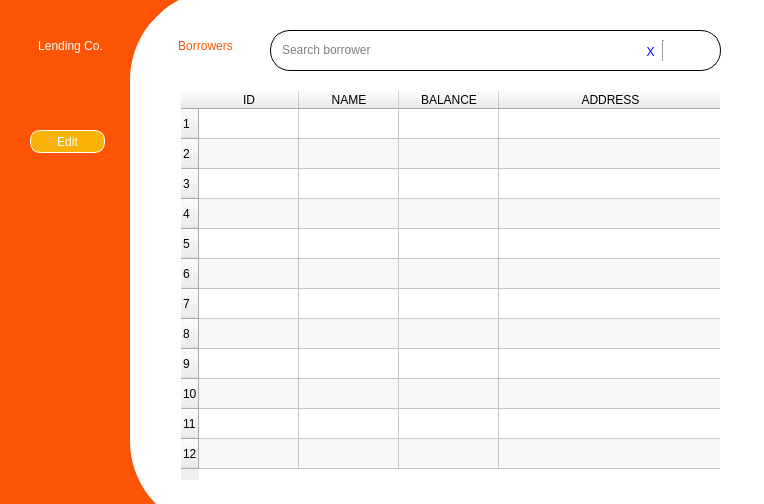
First picture: the form in UI File/borrowers.ui, repository edenroseFR/Personalized-Lending-System, before the edit.
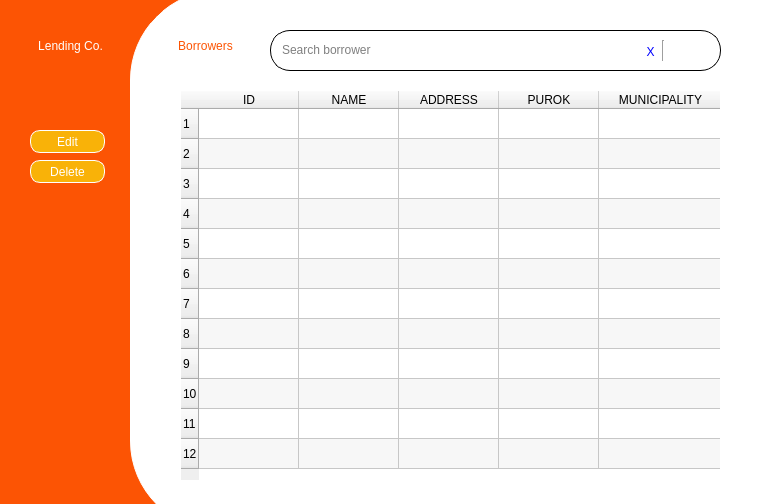
Second picture: the form after the edit. Icons and pictures are not drawn.

```diff
--- a/UI File/borrowers.ui
+++ b/UI File/borrowers.ui
@@ -142,16 +142,21 @@
          <string>NAME</string>
         </property>
        </column>
-       <column>
-        <property name="text">
-         <string>BALANCE</string>
-        </property>
-       </column>
        <column>
         <property name="text">
          <string>ADDRESS</string>
         </property>
        </column>
+       <column>
+        <property name="text">
+         <string>PUROK</string>
+        </property>
+       </column>
+       <column>
+        <property name="text">
+         <string>MUNICIPALITY</string>
+        </property>
+       </column>
       </widget>
      </widget>
     </widget>
@@ -351,6 +356,43 @@
       <string>Lending Co.</string>
      </property>
     </widget>
+    <widget class="QPushButton" name="deleteButton">
+     <property name="geometry">
+      <rect>
+       <x>30</x>
+       <y>160</y>
+       <width>75</width>
+       <height>23</height>
+      </rect>
+     </property>
+     <property name="cursor">
+      <cursorShape>PointingHandCursor</cursorShape>
+     </property>
+     <property name="styleSheet">
+      <string notr="true">#deleteButton{
+color: white;
+background-color: #f9b208;
+border: 1px solid white;
+border-radius: 10px;
+}</string>
+     </property>
+     <property name="text">
+      <string>Delete</string>
+     </property>
+     <property name="icon">
+      <iconset>
+       <normaloff>../img/edit.svg</normaloff>../img/edit.svg</iconset>
+     </property>
+     <property name="iconSize">
+      <size>
+       <width>25</width>
+       <height>25</height>
+      </size>
+     </property>
+     <property name="flat">
+      <bool>false</bool>
+     </property>
+    </widget>
    </widget>
    <zorder>bg2</zorder>
    <zorder>bg</zorder>
```
